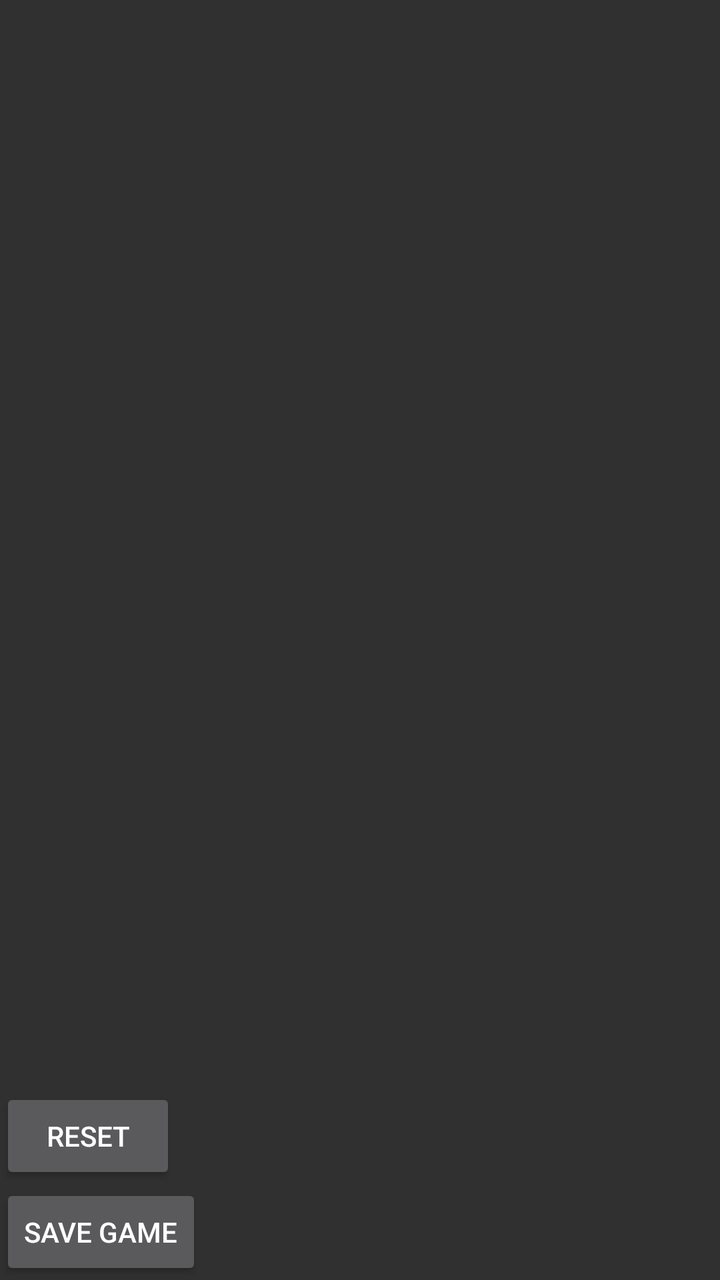
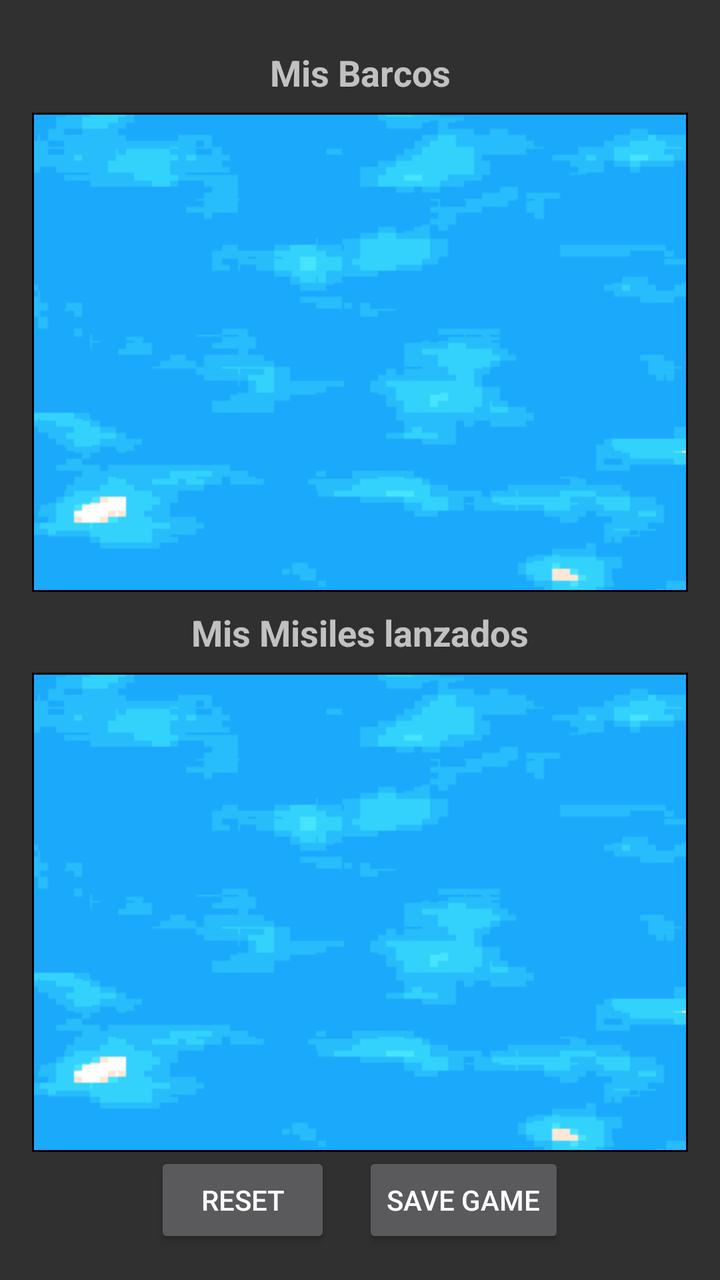

An Android layout rendered at two revisions. The XML below is the earlier revision; the diff shows what the commit changed to produce the second picture.
<!-- AndroidManifest.xml: activity theme Theme.AppCompat -->
<!-- res/layout/activity_game.xml -->
<LinearLayout xmlns:android="http://schemas.android.com/apk/res/android"
    android:layout_width="match_parent"
    android:layout_height="match_parent"
    android:orientation="vertical">

    <GridLayout
        android:id="@+id/placeShipsGrid"
        android:layout_width="match_parent"
        android:layout_height="0dp"
        android:layout_weight="1"
        android:columnCount="10"
        android:rowCount="10" />

    <GridLayout
        android:id="@+id/fireMissilesGrid"
        android:layout_width="match_parent"
        android:layout_height="0dp"
        android:layout_weight="1"
        android:columnCount="10"
        android:rowCount="10" />

    <Button
        android:id="@+id/resetButton"
        android:layout_width="wrap_content"
        android:layout_height="wrap_content"
        android:text="Reset" />

    <Button
        android:id="@+id/saveButton"
        android:layout_width="wrap_content"
        android:layout_height="wrap_content"
        android:text="Save Game" />
</LinearLayout>
<!-- resources referenced by this layout -->
<resources>

</resources>

<!-- the commit's change to res/layout/activity_game.xml (unified diff, before → after) -->
@@ -1,33 +1,64 @@
 <LinearLayout xmlns:android="http://schemas.android.com/apk/res/android"
     android:layout_width="match_parent"
     android:layout_height="match_parent"
-    android:orientation="vertical">
+    android:orientation="vertical"
+    android:padding="16dp">
+
+    <TextView
+        android:layout_width="match_parent"
+        android:layout_height="wrap_content"
+        android:text="Mis Barcos"
+        android:textAlignment="center"
+        android:textSize="18sp"
+        android:textStyle="bold"
+        android:padding="8dp" />
 
     <GridLayout
-        android:id="@+id/placeShipsGrid"
+        android:id="@+id/myBoardGrid"
         android:layout_width="match_parent"
         android:layout_height="0dp"
         android:layout_weight="1"
         android:columnCount="10"
-        android:rowCount="10" />
+        android:rowCount="10"
+        android:background="@drawable/grid_background">
+    </GridLayout>
+
+    <TextView
+        android:layout_width="match_parent"
+        android:layout_height="wrap_content"
+        android:text="Mis Misiles lanzados"
+        android:textAlignment="center"
+        android:textSize="18sp"
+        android:textStyle="bold"
+        android:padding="8dp" />
 
     <GridLayout
-        android:id="@+id/fireMissilesGrid"
+        android:id="@+id/myShotsGrid"
         android:layout_width="match_parent"
         android:layout_height="0dp"
         android:layout_weight="1"
         android:columnCount="10"
-        android:rowCount="10" />
+        android:rowCount="10"
+        android:background="@drawable/grid_background">
+    </GridLayout>
 
-    <Button
-        android:id="@+id/resetButton"
-        android:layout_width="wrap_content"
+    <LinearLayout
+        android:layout_width="match_parent"
         android:layout_height="wrap_content"
-        android:text="Reset" />
+        android:orientation="horizontal"
+        android:gravity="center">
 
-    <Button
-        android:id="@+id/saveButton"
-        android:layout_width="wrap_content"
-        android:layout_height="wrap_content"
-        android:text="Save Game" />
+        <Button
+            android:id="@+id/resetButton"
+            android:layout_width="wrap_content"
+            android:layout_height="wrap_content"
+            android:text="Reset" />
+
+        <Button
+            android:id="@+id/saveButton"
+            android:layout_width="wrap_content"
+            android:layout_height="wrap_content"
+            android:text="Save Game"
+            android:layout_marginStart="16dp" />
+    </LinearLayout>
 </LinearLayout>
<!-- resource entries referenced after the edit -->
@@ -1,5 +1,20 @@
 <!-- resources referenced by this layout -->
 <resources>
-
+  <!-- drawable grid_background (drawable) -->
+  <layer-list xmlns:android="http://schemas.android.com/apk/res/android">
+      <item>
+          <bitmap
+              android:src="@drawable/fondo"
+              android:tileMode="repeat" />
+      </item>
+      <item>
+          <shape>
+              <stroke
+                  android:width="1dp"
+                  android:color="#000000" />
+          </shape>
+      </item>
+  </layer-list>
+  <!-- drawable fondo: png bitmap (drawable, 5277 bytes) -->
 </resources>
 
